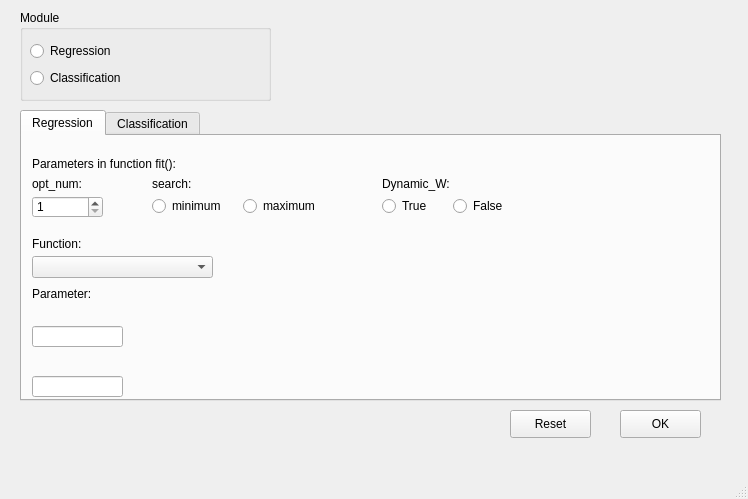
Old version of the form parameter.ui in the repository Bgolearn/BgoFace.
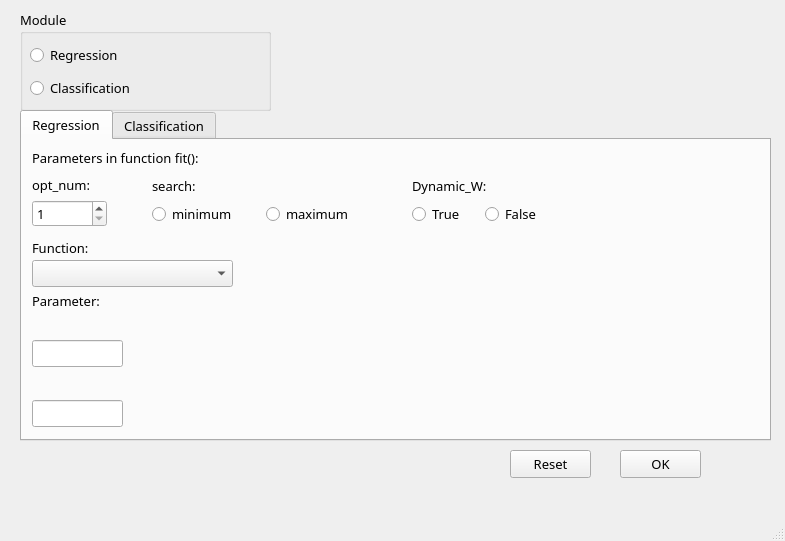
New version of the form.

What changed in the file:
```diff
--- a/parameter.ui
+++ b/parameter.ui
@@ -6,10 +6,16 @@
    <rect>
     <x>0</x>
     <y>0</y>
-    <width>748</width>
-    <height>499</height>
+    <width>785</width>
+    <height>541</height>
    </rect>
   </property>
+  <property name="font">
+   <font>
+    <family>Microsoft YaHei</family>
+    <pointsize>10</pointsize>
+   </font>
+  </property>
   <property name="windowTitle">
    <string>MainWindow</string>
   </property>
@@ -20,9 +26,15 @@
       <x>20</x>
       <y>10</y>
       <width>251</width>
-      <height>91</height>
+      <height>101</height>
      </rect>
     </property>
+    <property name="font">
+     <font>
+      <family>Microsoft YaHei</family>
+      <pointsize>10</pointsize>
+     </font>
+    </property>
     <property name="title">
      <string>Module</string>
     </property>
@@ -32,7 +44,7 @@
        <x>10</x>
        <y>30</y>
        <width>141</width>
-       <height>51</height>
+       <height>63</height>
       </rect>
      </property>
      <layout class="QVBoxLayout" name="verticalLayout">
@@ -58,10 +70,16 @@
      <rect>
       <x>20</x>
       <y>110</y>
-      <width>701</width>
-      <height>291</height>
+      <width>751</width>
+      <height>331</height>
      </rect>
     </property>
+    <property name="font">
+     <font>
+      <family>Microsoft YaHei</family>
+      <pointsize>10</pointsize>
+     </font>
+    </property>
     <property name="currentIndex">
      <number>0</number>
     </property>
@@ -87,8 +105,8 @@
        <rect>
         <x>10</x>
         <y>120</y>
-        <width>181</width>
-        <height>22</height>
+        <width>201</width>
+        <height>27</height>
        </rect>
       </property>
      </widget>
@@ -97,8 +115,8 @@
        <rect>
         <x>10</x>
         <y>150</y>
-        <width>91</width>
-        <height>16</height>
+        <width>101</width>
+        <height>21</height>
        </rect>
       </property>
       <property name="text">
@@ -108,9 +126,9 @@
      <widget class="QLabel" name="regressionFunctionNameLabel">
       <property name="geometry">
        <rect>
-        <x>200</x>
+        <x>220</x>
         <y>120</y>
-        <width>371</width>
+        <width>511</width>
         <height>21</height>
        </rect>
       </property>
@@ -124,7 +142,7 @@
         <x>10</x>
         <y>170</y>
         <width>561</width>
-        <height>41</height>
+        <height>61</height>
        </rect>
       </property>
       <widget class="QLabel" name="parameter1Label">
@@ -132,8 +150,8 @@
         <rect>
          <x>0</x>
          <y>0</y>
-         <width>72</width>
-         <height>15</height>
+         <width>561</width>
+         <height>21</height>
         </rect>
        </property>
        <property name="text">
@@ -144,17 +162,20 @@
        <property name="geometry">
         <rect>
          <x>0</x>
-         <y>20</y>
+         <y>30</y>
          <width>91</width>
-         <height>21</height>
+         <height>27</height>
         </rect>
        </property>
+       <property name="text">
+        <string/>
+       </property>
       </widget>
       <widget class="QLabel" name="parameter1RecommendLabel">
        <property name="geometry">
         <rect>
          <x>100</x>
-         <y>20</y>
+         <y>30</y>
          <width>461</width>
          <height>21</height>
         </rect>
@@ -168,9 +189,9 @@
       <property name="geometry">
        <rect>
         <x>10</x>
-        <y>220</y>
+        <y>230</y>
         <width>561</width>
-        <height>41</height>
+        <height>61</height>
        </rect>
       </property>
       <widget class="QLabel" name="parameter2Label">
@@ -178,8 +199,8 @@
         <rect>
          <x>0</x>
          <y>0</y>
-         <width>72</width>
-         <height>15</height>
+         <width>561</width>
+         <height>21</height>
         </rect>
        </property>
        <property name="text">
@@ -190,9 +211,9 @@
        <property name="geometry">
         <rect>
          <x>0</x>
-         <y>20</y>
+         <y>30</y>
          <width>91</width>
-         <height>21</height>
+         <height>27</height>
         </rect>
        </property>
       </widget>
@@ -200,7 +221,7 @@
        <property name="geometry">
         <rect>
          <x>100</x>
-         <y>20</y>
+         <y>30</y>
          <width>461</width>
          <height>21</height>
         </rect>
@@ -214,7 +235,7 @@
       <property name="geometry">
        <rect>
         <x>10</x>
-        <y>20</y>
+        <y>10</y>
         <width>231</width>
         <height>16</height>
        </rect>
@@ -227,9 +248,9 @@
       <property name="geometry">
        <rect>
         <x>10</x>
-        <y>40</y>
-        <width>72</width>
-        <height>15</height>
+        <y>34</y>
+        <width>81</width>
+        <height>21</height>
        </rect>
       </property>
       <property name="text">
@@ -241,8 +262,8 @@
        <rect>
         <x>10</x>
         <y>60</y>
-        <width>71</width>
-        <height>22</height>
+        <width>75</width>
+        <height>27</height>
        </rect>
       </property>
       <property name="minimum">
@@ -256,9 +277,9 @@
       <property name="geometry">
        <rect>
         <x>130</x>
-        <y>40</y>
+        <y>35</y>
         <width>91</width>
-        <height>16</height>
+        <height>21</height>
        </rect>
       </property>
       <property name="text">
@@ -268,10 +289,10 @@
      <widget class="QLabel" name="label_6">
       <property name="geometry">
        <rect>
-        <x>360</x>
-        <y>40</y>
-        <width>81</width>
-        <height>16</height>
+        <x>390</x>
+        <y>35</y>
+        <width>111</width>
+        <height>21</height>
        </rect>
       </property>
       <property name="text">
@@ -281,10 +302,10 @@
      <widget class="QWidget" name="layoutWidget">
       <property name="geometry">
        <rect>
-        <x>360</x>
+        <x>390</x>
         <y>60</y>
-        <width>135</width>
-        <height>21</height>
+        <width>140</width>
+        <height>29</height>
        </rect>
       </property>
       <layout class="QHBoxLayout" name="horizontalLayout">
@@ -309,8 +330,8 @@
        <rect>
         <x>130</x>
         <y>60</y>
-        <width>175</width>
-        <height>21</height>
+        <width>222</width>
+        <height>29</height>
        </rect>
       </property>
       <layout class="QHBoxLayout" name="horizontalLayout_2">
@@ -507,11 +528,17 @@
     <property name="geometry">
      <rect>
       <x>620</x>
-      <y>410</y>
+      <y>450</y>
       <width>81</width>
       <height>28</height>
      </rect>
     </property>
+    <property name="font">
+     <font>
+      <family>Microsoft YaHei</family>
+      <pointsize>10</pointsize>
+     </font>
+    </property>
     <property name="text">
      <string>OK</string>
     </property>
@@ -520,11 +547,17 @@
     <property name="geometry">
      <rect>
       <x>510</x>
-      <y>410</y>
+      <y>450</y>
       <width>81</width>
       <height>28</height>
      </rect>
     </property>
+    <property name="font">
+     <font>
+      <family>Microsoft YaHei</family>
+      <pointsize>10</pointsize>
+     </font>
+    </property>
     <property name="text">
      <string>Reset</string>
     </property>
```
Left out of the diff: 50 changed lines with no effect on the pictures.
